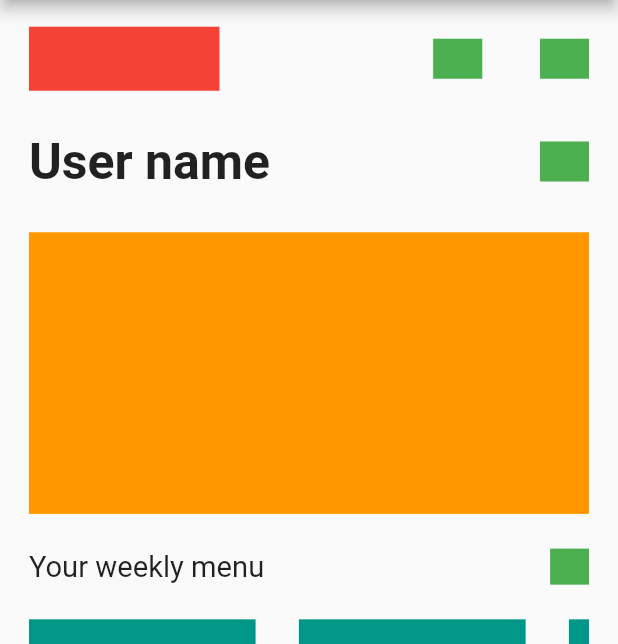
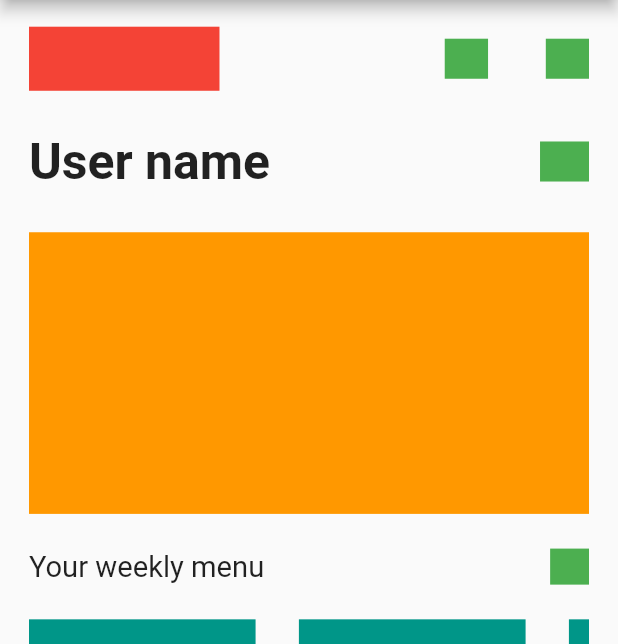
Before and after one commit to Huthaifa-Al-Manasrah/Flutter-Responsive-Package, a Flutter app: the screen it shows after launch, on a phone screen of 412 x 824 dp, the part 84-728 px from its top. Run offline on Flutter 3.47's test engine with Material 2 defaults, Android fonts, the phone set to English and light mode, and no system bars.

Commit message:
improve and fix some implementation

```diff
--- a/lib/main.dart
+++ b/lib/main.dart
@@ -34,11 +34,7 @@ class MyHomePage extends StatefulWidget {
 class _MyHomePageState extends State<MyHomePage> {
   @override
   Widget build(BuildContext context) {
-    Responsive().init(context);
-
-    double screenWidget = MediaQuery.of(context).size.width;
-    double screenHeight = MediaQuery.of(context).size.height;
-
+    Responsive.init(context, height: 926.0, width: 428.0);
     return Scaffold(
       appBar: AppBar(
         title: Text(widget.title),
@@ -64,14 +60,14 @@ class _MyHomePageState extends State<MyHomePage> {
                     children: [
                       Container(
                           color: Colors.green,
-                          width: SetSize.getWidgetResponsiveWidth(34),
+                          width: SetSize.getWidgetResponsiveWidth(30),
                           height: SetSize.getWidgetResponsiveHeight(30)),
                       SizedBox(
                         width: SetSize.getWidgetResponsiveWidth(40),
                       ),
                       Container(
                           color: Colors.green,
-                          width: SetSize.getWidgetResponsiveWidth(34),
+                          width: SetSize.getWidgetResponsiveWidth(30),
                           height: SetSize.getWidgetResponsiveHeight(30)),
                     ],
                   )
@@ -170,7 +166,7 @@ class _MyHomePageState extends State<MyHomePage> {
                 height: SetSize.getWidgetResponsiveHeight(41),
                 child: SizedBox(
                   width: SetSize.getWidgetResponsiveWidth(211),
-                  child: FittedBox(child: Text('Generate Weekly Menu')),
+                  child: const FittedBox(child: Text('Generate Weekly Menu')),
                 ),
               ),
               SizedBox(
@@ -182,7 +178,7 @@ class _MyHomePageState extends State<MyHomePage> {
                 height: SetSize.getWidgetResponsiveHeight(41),
                 child: SizedBox(
                   width: SetSize.getWidgetResponsiveWidth(259),
-                  child: FittedBox(child: Text('Generate Dinner Party Menu')),
+                  child: const FittedBox(child: Text('Generate Dinner Party Menu')),
                 ),
               ),
               SizedBox(
--- a/lib/responsive.dart
+++ b/lib/responsive.dart
@@ -1,24 +1,21 @@
-import 'package:flutter/cupertino.dart';
-import 'package:flutter/services.dart';
+import 'package:flutter/material.dart';
 
 class Responsive {
   static MediaQueryData? _mediaQueryData;
   static double? screenWidth;
   static double? screenHeight;
-  static double? defaultSize;
-  static Orientation? orientation;
+  static double? customWidth;
+  static double? customHeight;
 
 
-  void init(BuildContext context) {
+  static void init(BuildContext context,  {required double width, required double height}) {
+    customWidth = width;
+    customHeight = height;
     _mediaQueryData = MediaQuery.of(context);
     screenWidth = _mediaQueryData!.size.width;
     screenHeight = _mediaQueryData!.size.height;
-    orientation = _mediaQueryData!.orientation;
     if(screenHeight! < screenWidth!){
       screenHeight = (screenHeight! + screenWidth!);
-      // SystemChrome.setPreferredOrientations([
-      //   DeviceOrientation.portraitUp,
-      // ]);
     }
   }
 }
--- a/lib/set_size.dart
+++ b/lib/set_size.dart
@@ -3,11 +3,13 @@ import 'package:responsive_testing/responsive.dart';
 class SetSize{
   static double getWidgetResponsiveHeight(double widgetHeight) {
     double? screenHeight = Responsive.screenHeight;
-    return (widgetHeight / 926.0) * screenHeight!;
+    double? customHeight = Responsive.customHeight;
+    return (widgetHeight / customHeight!) * screenHeight!;
   }
 
   static double getWidgetResponsiveWidth(double widgetWidth) {
     double? screenWidth = Responsive.screenWidth;
-    return (widgetWidth / 428.0) * screenWidth!;
+    double? customWidth = Responsive.customWidth;
+    return (widgetWidth / customWidth!) * screenWidth!;
   }
 }
```
Also changed, not shown: pubspec.lock.
